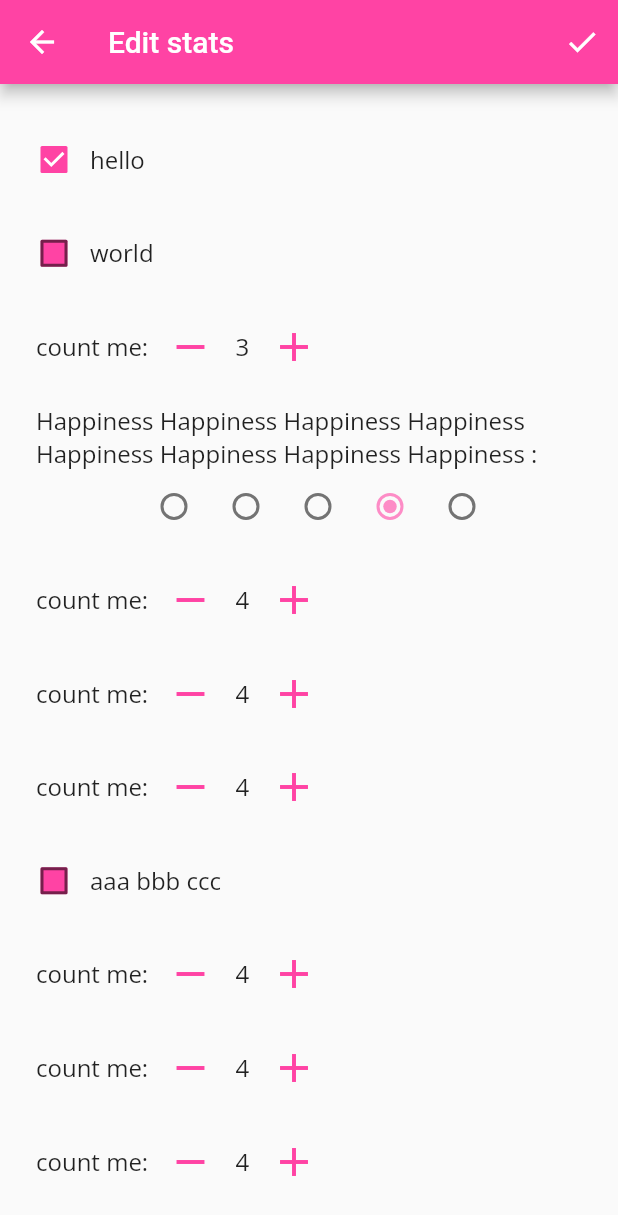
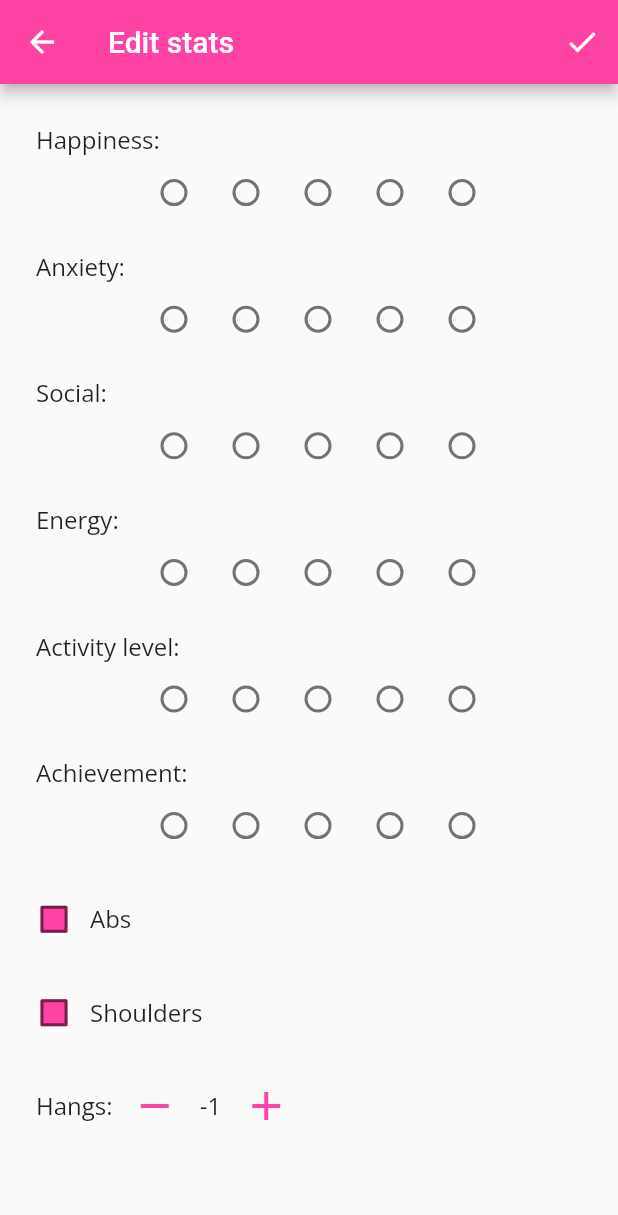
Before and after one commit to artemkv/measureyourlife, a Flutter app: the screen it shows once a user with an empty profile is signed in, after a tap on the "edit" icon, after a tap on the "remove" icon, on a phone screen of 412 x 824 dp. Shown: the top 1215 px of the screen. Run offline on Flutter 3.47's test engine with Material 2 defaults, Android fonts, the phone set to English and light mode, and no system bars; our stand-ins replace firebase_auth, firebase_core, google_fonts, google_sign_in; accounts and stored records are empty.

Commit message:
handle missing metric values

```diff
--- a/lib/commands.dart
+++ b/lib/commands.dart
@@ -113,59 +113,18 @@ class LoadDayStats implements Command {
     bool editable = date.isSameDate(today) || date.isBefore(today);
 
     try {
-      var metrics = {
-        "id1": const BooleanMetric("id1", "hello"),
-        "id2": const BooleanMetric("id2", "world"),
-        "id21": const BooleanMetric("id21", "aaa bbb ccc"),
-        "id400": const EvaluationMetric("id400",
-            "Happiness Happiness Happiness Happiness Happiness Happiness Happiness Happiness "),
-        "id3": const CounterMetric("id3", "count me"),
-        "id31": const CounterMetric("id31", "count me"),
-        "id32": const CounterMetric("id32", "count me"),
-        "id33": const CounterMetric("id33", "count me"),
-        "id34": const CounterMetric("id34", "count me"),
-        "id35": const CounterMetric("id35", "count me"),
-        "id36": const CounterMetric("id36", "count me"),
-        "id37": const CounterMetric("id37", "count me"),
-        "id38": const CounterMetric("id38", "count me"),
-        "id39": const CounterMetric("id39", "count me"),
-        "id30": const CounterMetric("id30", "count me"),
-        "id301": const CounterMetric("id301", "count me"),
-        "id302": const CounterMetric("id302", "count me"),
-        "id303": const CounterMetric("id303", "count me"),
-        "id304": const CounterMetric("id304", "count me"),
-        "id305": const CounterMetric("id305", "count me"),
-        "id306": const CounterMetric("id306", "count me"),
-        "id307": const CounterMetric("id307", "count me"),
-        "id308": const CounterMetric("id308", "count me"),
-        "id309": const CounterMetric("id309", "count me"),
-      };
-      var metricValues = [
-        const BooleanMetricValue("id1", true),
-        const BooleanMetricValue("id2", false),
-        const CounterMetricValue("id3", 4),
-        const EvaluationMetricValue("id400", 4),
-        const CounterMetricValue("id31", 4),
-        const CounterMetricValue("id32", 4),
-        const CounterMetricValue("id33", 4),
-        const BooleanMetricValue("id21", false),
-        const CounterMetricValue("id34", 4),
-        const CounterMetricValue("id35", 4),
-        const CounterMetricValue("id36", 4),
-        const CounterMetricValue("id37", 4),
-        const CounterMetricValue("id38", 4),
-        const CounterMetricValue("id39", 4),
-        const CounterMetricValue("id30", 4),
-        const CounterMetricValue("id301", 4),
-        const CounterMetricValue("id302", 4),
-        const CounterMetricValue("id303", 4),
-        const CounterMetricValue("id304", 4),
-        const CounterMetricValue("id305", 4),
-        const CounterMetricValue("id306", 4),
-        const CounterMetricValue("id307", 4),
-        const CounterMetricValue("id308", 4),
-        const CounterMetricValue("id309", 4),
+      var metrics = [
+        const EvaluationMetric("hap", "Happiness"),
+        const EvaluationMetric("anx", "Anxiety"),
+        const EvaluationMetric("soc", "Social"),
+        const EvaluationMetric("eng", "Energy"),
+        const EvaluationMetric("act", "Activity level"),
+        const EvaluationMetric("ach", "Achievement"),
+        const BooleanMetric("id1", "Abs"),
+        const BooleanMetric("id2", "Shoulders"),
+        const CounterMetric("id3", "Hangs"),
       ];
+      Map<String, MetricValue> metricValues = {};
 
       dispatch(DayStatsLoaded(date, today, editable, metrics, metricValues));
     } catch (err) {
@@ -177,7 +136,7 @@ class LoadDayStats implements Command {
 @immutable
 class SaveStats implements Command {
   final DateTime date;
-  final List<MetricValue> metricValues;
+  final Map<String, MetricValue> metricValues;
 
   const SaveStats(this.date, this.metricValues);
 
--- a/lib/custom_components.dart
+++ b/lib/custom_components.dart
@@ -79,7 +79,7 @@ class DayStatsEditor extends StatefulWidget {
 }
 
 class _DayStatsEditorState extends State<DayStatsEditor> {
-  List<MetricValue> _metricValues = List.empty();
+  Map<String, MetricValue> _metricValues = {};
 
   @override
   void initState() {
@@ -87,18 +87,13 @@ class _DayStatsEditorState extends State<DayStatsEditor> {
     _metricValues = widget.model.metricValues;
   }
 
-  Widget toAnswer(Metric? metric, MetricValue metricValue) {
+  Widget toAnswer(Metric metric, MetricValue metricValue) {
     if (metricValue is BooleanMetricValue) {
       if (metric is BooleanMetric) {
         return boolAnswer(metric.text, metricValue.val, (value) {
           setState(() {
-            _metricValues = _metricValues.map((m) {
-              if (m.id == metricValue.id) {
-                return BooleanMetricValue(m.id, value ?? false);
-              } else {
-                return m;
-              }
-            }).toList();
+            _metricValues[metric.id] =
+                BooleanMetricValue(metric.id, value ?? false);
           });
         });
       } else {
@@ -107,14 +102,9 @@ class _DayStatsEditorState extends State<DayStatsEditor> {
     } else if (metricValue is CounterMetricValue) {
       if (metric is CounterMetric) {
         return countAnswer(metric.text, metricValue.val, (value) {
+          // TODO: goes to negative
           setState(() {
-            _metricValues = _metricValues.map((m) {
-              if (m.id == metricValue.id) {
-                return CounterMetricValue(m.id, value);
-              } else {
-                return m;
-              }
-            }).toList();
+            _metricValues[metric.id] = CounterMetricValue(metric.id, value);
           });
         });
       } else {
@@ -124,13 +114,7 @@ class _DayStatsEditorState extends State<DayStatsEditor> {
       if (metric is EvaluationMetric) {
         return evalAnswer(metric.text, metricValue.val, (value) {
           setState(() {
-            _metricValues = _metricValues.map((m) {
-              if (m.id == metricValue.id) {
-                return EvaluationMetricValue(m.id, value);
-              } else {
-                return m;
-              }
-            }).toList();
+            _metricValues[metric.id] = EvaluationMetricValue(metric.id, value);
           });
         });
       } else {
@@ -170,9 +154,10 @@ class _DayStatsEditorState extends State<DayStatsEditor> {
                     child: Padding(
                         padding: const EdgeInsets.all(TEXT_PADDING),
                         child: Column(
-                            children: _metricValues.map((metricValue) {
-                          var metric = widget.model.metrics[metricValue.id];
-                          return toAnswer(metric, metricValue);
+                            children: widget.model.metrics.map((metric) {
+                          var metricValue = _metricValues[metric.id];
+                          return toAnswer(metric,
+                              metricValue ?? getEmptyMetricValue(metric));
                         }).toList()))))
           ])),
     );
--- a/lib/domain.dart
+++ b/lib/domain.dart
@@ -56,3 +56,16 @@ class EvaluationMetricValue extends MetricValue {
 
   const EvaluationMetricValue(String id, this.val) : super(id);
 }
+
+MetricValue getEmptyMetricValue(Metric metric) {
+  if (metric is BooleanMetric) {
+    return BooleanMetricValue(metric.id, false);
+  }
+  if (metric is CounterMetric) {
+    return CounterMetricValue(metric.id, 0);
+  }
+  if (metric is EvaluationMetric) {
+    return EvaluationMetricValue(metric.id, -1);
+  }
+  throw "Unhandled metric type";
+}
--- a/lib/messages.dart
+++ b/lib/messages.dart
@@ -48,8 +48,8 @@ class DayStatsLoaded implements Message {
   final DateTime date;
   final DateTime today;
   final bool editable;
-  final Map<String, Metric> metrics;
-  final List<MetricValue> metricValues;
+  final List<Metric> metrics;
+  final Map<String, MetricValue> metricValues;
 
   const DayStatsLoaded(
       this.date, this.today, this.editable, this.metrics, this.metricValues);
@@ -76,8 +76,8 @@ class DayStatsReloadRequested implements Message {
 class EditStatsRequested implements Message {
   final DateTime date;
   final DateTime today;
-  final Map<String, Metric> metrics;
-  final List<MetricValue> metricValues;
+  final List<Metric> metrics;
+  final Map<String, MetricValue> metricValues;
 
   const EditStatsRequested(
       this.date, this.today, this.metrics, this.metricValues);
@@ -95,7 +95,7 @@ class CancelEditingStatsRequested implements Message {
 class StatsChangesConfirmed implements Message {
   final DateTime date;
   final DateTime today;
-  final List<MetricValue> metricValues;
+  final Map<String, MetricValue> metricValues;
 
   const StatsChangesConfirmed(this.date, this.today, this.metricValues);
 }
@@ -103,7 +103,7 @@ class StatsChangesConfirmed implements Message {
 @immutable
 class StatsSaveRequested implements Message {
   final DateTime date;
-  final List<MetricValue> metricValues;
+  final Map<String, MetricValue> metricValues;
 
   const StatsSaveRequested(this.date, this.metricValues);
 }
@@ -119,7 +119,7 @@ class StatsSaved implements Message {
 @immutable
 class SavingStatsFailed implements Message {
   final DateTime date;
-  final List<MetricValue> metricValues;
+  final Map<String, MetricValue> metricValues;
   final String reason;
 
   const SavingStatsFailed(this.date, this.metricValues, this.reason);
--- a/lib/model.dart
+++ b/lib/model.dart
@@ -51,8 +51,8 @@ class DayStatsModel extends Model {
   final DateTime date;
   final DateTime today;
   final bool editable;
-  final Map<String, Metric> metrics;
-  final List<MetricValue> metricValues;
+  final List<Metric> metrics;
+  final Map<String, MetricValue> metricValues;
 
   const DayStatsModel(
       this.date, this.today, this.editable, this.metrics, this.metricValues);
@@ -79,8 +79,8 @@ class DayStatsFailedToLoadModel extends Model {
 class DayStatsEditorModel extends Model {
   final DateTime date;
   final DateTime today;
-  final Map<String, Metric> metrics;
-  final List<MetricValue> metricValues;
+  final List<Metric> metrics;
+  final Map<String, MetricValue> metricValues;
 
   const DayStatsEditorModel(
       this.date, this.today, this.metrics, this.metricValues);
@@ -96,7 +96,7 @@ class StatsEditorSavingModel extends Model {
 @immutable
 class StatsEditorFailedToSaveModel extends Model {
   final DateTime date;
-  final List<MetricValue> metricValues;
+  final Map<String, MetricValue> metricValues;
   final String reason;
 
   const StatsEditorFailedToSaveModel(this.date, this.metricValues, this.reason);
--- a/lib/view.dart
+++ b/lib/view.dart
@@ -320,18 +320,19 @@ Widget dayStatsPageReadOnly(
 }
 
 Widget dayStatsViewer(
-    Map<String, Metric> metrics, List<MetricValue> metricValues) {
+    List<Metric> metrics, Map<String, MetricValue> metricValues) {
   return SingleChildScrollView(
       child: Padding(
           padding: const EdgeInsets.all(TEXT_PADDING),
           child: Column(
-              children: metricValues.map((metricValue) {
-            var metric = metrics[metricValue.id];
-            return toAnswerView(metric, metricValue);
+              children: metrics.map((metric) {
+            var metricValue = metricValues[metric.id];
+            return toAnswerView(
+                metric, metricValue ?? getEmptyMetricValue(metric));
           }).toList())));
 }
 
-Widget toAnswerView(Metric? metric, MetricValue metricValue) {
+Widget toAnswerView(Metric metric, MetricValue metricValue) {
   if (metricValue is BooleanMetricValue) {
     if (metric is BooleanMetric) {
       return boolAnswerView(metric.text, metricValue.val);
```
